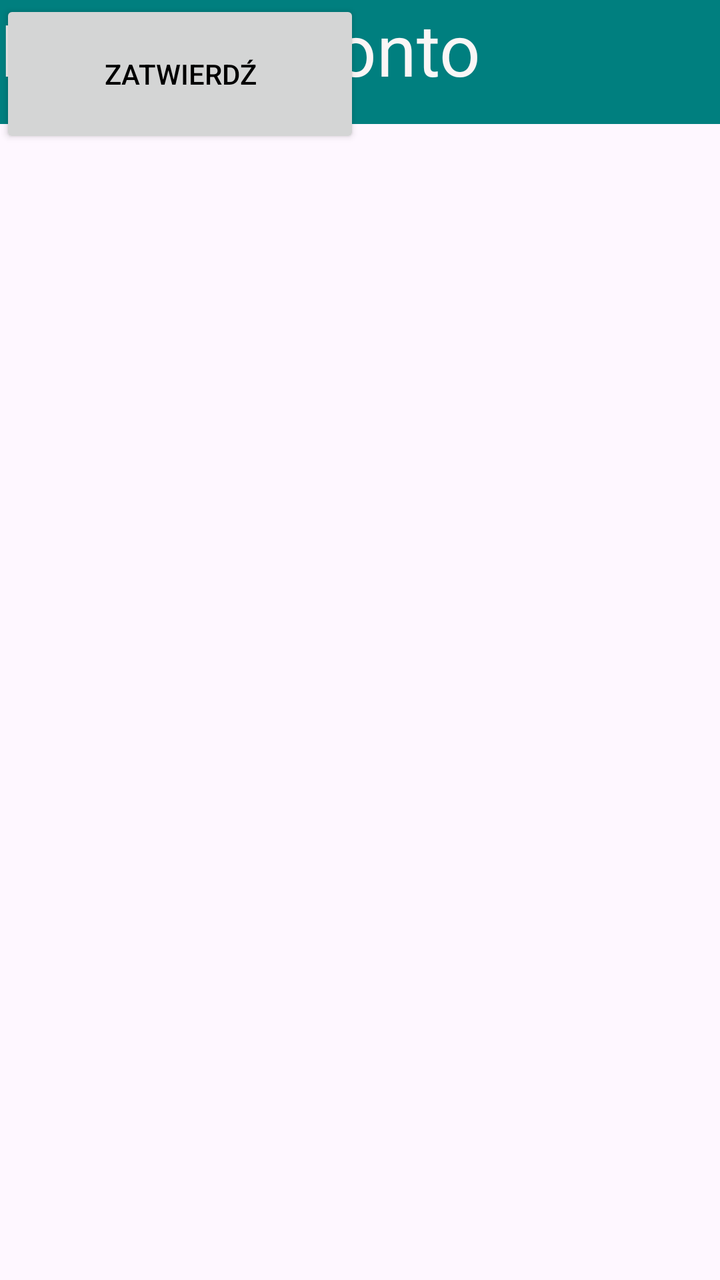
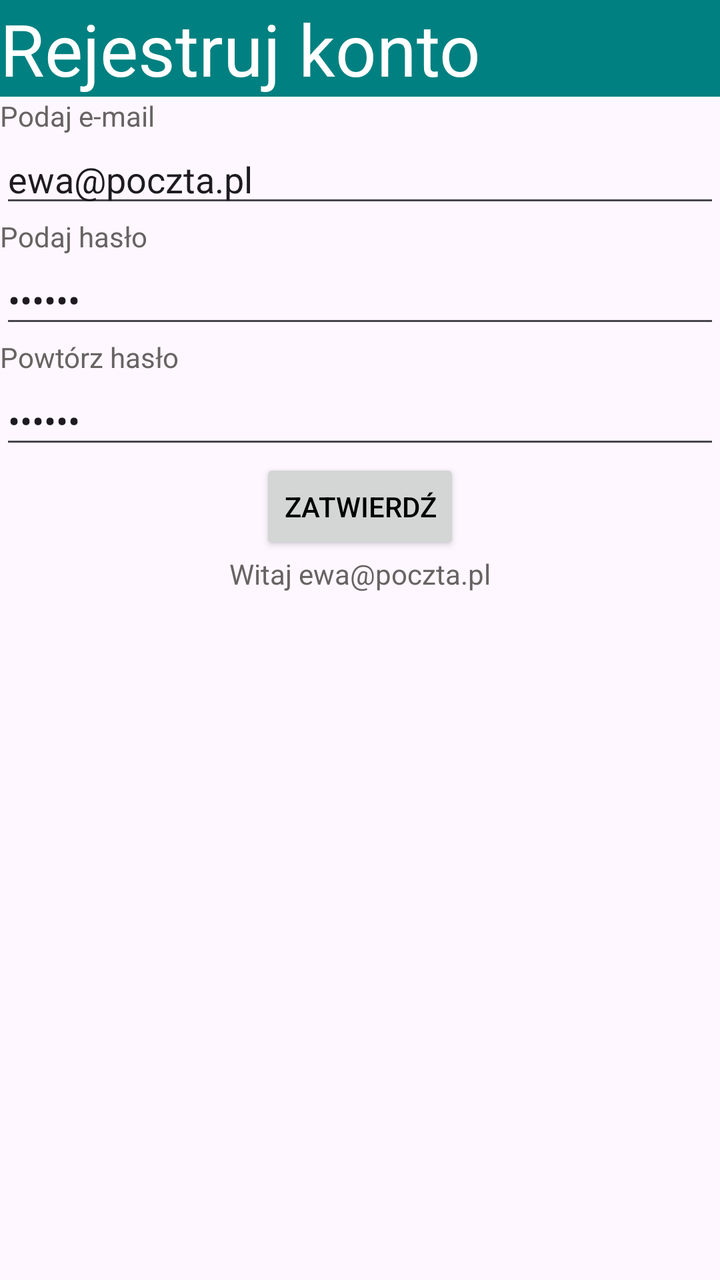

Two renders of the same Android screen: before a commit and after it. Below are the layout's source before the change and the commit's diff.
<!-- AndroidManifest.xml: application theme Theme.Lekcja3 -->
<!-- res/layout/activity_main.xml -->
<?xml version="1.0" encoding="utf-8"?>
<androidx.constraintlayout.widget.ConstraintLayout xmlns:android="http://schemas.android.com/apk/res/android"
    xmlns:app="http://schemas.android.com/apk/res-auto"
    xmlns:tools="http://schemas.android.com/tools"
    android:id="@+id/main"
    android:layout_width="match_parent"
    android:layout_height="match_parent"
    tools:context=".MainActivity">

    <TextView
        android:id="@+id/textView2"
        android:layout_width="213dp"
        android:layout_height="26dp"
        android:text="@string/Powhaslo"
        android:textColor="#686363"

        tools:layout_editor_absoluteX="0dp"
        tools:layout_editor_absoluteY="177dp" />

    <Button
        android:id="@+id/button"
        style="@style/Widget.AppCompat.Button.Colored"
        android:layout_width="180dp"
        android:layout_height="74dp"
        android:backgroundTint="#D4D5D5"
        android:text="@string/btnzatw"
        android:textColor="#000000"

        app:strokeColor="#D4D5D5"
        tools:layout_editor_absoluteX="123dp"
        tools:layout_editor_absoluteY="303dp" />

    <TextView
        android:id="@+id/textView4"
        android:layout_width="187dp"
        android:layout_height="34dp"
        android:text="@string/Podemail"
        android:textColor="#686363"

        tools:layout_editor_absoluteX="0dp"
        tools:layout_editor_absoluteY="62dp" />

    <EditText
        android:id="@+id/editTextNumberPassword3"
        android:layout_width="421dp"
        android:layout_height="59dp"
        android:ems="10"
        android:inputType="numberPassword"
        android:text="@string/haslo2"

        tools:layout_editor_absoluteX="0dp"
        tools:layout_editor_absoluteY="197dp" />

    <TextView
        android:id="@+id/textView5"
        android:layout_width="141dp"
        android:layout_height="30dp"
        android:text="@string/witaj"
        android:textColor="#686363"

        tools:layout_editor_absoluteX="143dp"
        tools:layout_editor_absoluteY="390dp" />

    <EditText
        android:id="@+id/editTextNumberPassword"
        android:layout_width="423dp"
        android:layout_height="36dp"
        android:ems="10"
        android:inputType="numberPassword"
        android:text="@string/haslo"

        tools:layout_editor_absoluteX="0dp"
        tools:layout_editor_absoluteY="149dp" />

    <TextView
        android:id="@+id/textView3"
        android:layout_width="248dp"
        android:layout_height="38dp"
        android:text="@string/Podhaslo"
        android:textColor="#686363"

        tools:layout_editor_absoluteX="0dp"
        tools:layout_editor_absoluteY="127dp" />

    <EditText
        android:id="@+id/editTextTextEmailAddress2"
        android:layout_width="422dp"
        android:layout_height="44dp"
        android:ems="10"
        android:inputType="textEmailAddress"
        android:text="@string/email"

        tools:layout_editor_absoluteX="0dp"
        tools:layout_editor_absoluteY="85dp" />

    <TextView
        android:id="@+id/textView7"
        android:layout_width="462dp"
        android:layout_height="62dp"
        android:background="#007F7F"
        android:text="@string/title"
        android:textColor="#FBF6F6"
        android:textSize="36sp"
        app:layout_constraintEnd_toEndOf="parent"
        app:layout_constraintHorizontal_bias="0.0"
        app:layout_constraintStart_toStartOf="parent"
        app:layout_constraintTop_toTopOf="parent" />

</androidx.constraintlayout.widget.ConstraintLayout>
<!-- resources referenced by this layout -->
<resources>
  <string name="Podemail"> Podaj e-mail</string>
  <string name="Podhaslo"> Podaj hasło</string>
  <string name="Powhaslo"> Powtórz hasło</string>
  <string name="btnzatw">ZATWIERDŹ</string>
  <string name="email">ewa@poczta.pl</string>
  <string name="haslo">******</string>
  <string name="haslo2">******</string>
  <string name="title">Rejestruj konto</string>
  <string name="witaj"> Witaj ewa@poczta.pl</string>
  <style name="Theme.Lekcja3" parent="Base.Theme.Lekcja3" />
  <style name="Base.Theme.Lekcja3" parent="Theme.Material3.DayNight.NoActionBar">
          
          
      </style>
</resources>

<!-- the commit's change to res/layout/activity_main.xml (unified diff, before → after) -->
@@ -1,109 +1,84 @@
 <?xml version="1.0" encoding="utf-8"?>
-<androidx.constraintlayout.widget.ConstraintLayout xmlns:android="http://schemas.android.com/apk/res/android"
-    xmlns:app="http://schemas.android.com/apk/res-auto"
+<LinearLayout xmlns:android="http://schemas.android.com/apk/res/android"
     xmlns:tools="http://schemas.android.com/tools"
     android:id="@+id/main"
     android:layout_width="match_parent"
     android:layout_height="match_parent"
+    android:orientation="vertical"
     tools:context=".MainActivity">
 
+
+    <TextView
+        android:id="@+id/textView7"
+        android:layout_width="match_parent"
+        android:layout_height="wrap_content"
+        android:background="#008080"
+        android:text="@string/title"
+        android:textColor="#FFFFFF"
+        android:textSize="36sp" />
+
+    <TextView
+        android:id="@+id/textView4"
+        android:layout_width="wrap_content"
+        android:layout_height="wrap_content"
+        android:text="@string/Podemail"
+        android:textColor="#686363" />
+
+
+    <EditText
+        android:id="@+id/editTextTextEmailAddress2"
+        android:layout_width="match_parent"
+        android:layout_height="wrap_content"
+        android:ems="10"
+        android:inputType="textEmailAddress"
+        android:text="@string/email" />
+
+
+    <TextView
+        android:id="@+id/textView3"
+        android:layout_width="wrap_content"
+        android:layout_height="wrap_content"
+        android:text="@string/Podhaslo"
+        android:textColor="#686363" />
+
+    <EditText
+        android:id="@+id/editTextNumberPassword"
+        android:layout_width="match_parent"
+        android:layout_height="wrap_content"
+        android:ems="10"
+        android:inputType="numberPassword"
+        android:text="@string/haslo" />
     <TextView
         android:id="@+id/textView2"
-        android:layout_width="213dp"
-        android:layout_height="26dp"
+        android:layout_width="wrap_content"
+        android:layout_height="wrap_content"
         android:text="@string/Powhaslo"
-        android:textColor="#686363"
+        android:textColor="#686363" />
 
-        tools:layout_editor_absoluteX="0dp"
-        tools:layout_editor_absoluteY="177dp" />
+    <EditText
+        android:id="@+id/editTextNumberPassword3"
+        android:layout_width="match_parent"
+        android:layout_height="wrap_content"
+        android:ems="10"
+        android:inputType="numberPassword"
+        android:text="@string/haslo2" />
 
     <Button
         android:id="@+id/button"
         style="@style/Widget.AppCompat.Button.Colored"
-        android:layout_width="180dp"
-        android:layout_height="74dp"
+        android:layout_width="wrap_content"
+        android:layout_height="wrap_content"
+        android:layout_gravity="center_horizontal"
         android:backgroundTint="#D4D5D5"
         android:text="@string/btnzatw"
-        android:textColor="#000000"
-
-        app:strokeColor="#D4D5D5"
-        tools:layout_editor_absoluteX="123dp"
-        tools:layout_editor_absoluteY="303dp" />
-
-    <TextView
-        android:id="@+id/textView4"
-        android:layout_width="187dp"
-        android:layout_height="34dp"
-        android:text="@string/Podemail"
-        android:textColor="#686363"
-
-        tools:layout_editor_absoluteX="0dp"
-        tools:layout_editor_absoluteY="62dp" />
-
-    <EditText
-        android:id="@+id/editTextNumberPassword3"
-        android:layout_width="421dp"
-        android:layout_height="59dp"
-        android:ems="10"
-        android:inputType="numberPassword"
-        android:text="@string/haslo2"
-
-        tools:layout_editor_absoluteX="0dp"
-        tools:layout_editor_absoluteY="197dp" />
+        android:textColor="#000000" />
 
     <TextView
         android:id="@+id/textView5"
-        android:layout_width="141dp"
-        android:layout_height="30dp"
+        android:layout_width="wrap_content"
+        android:layout_height="wrap_content"
+        android:layout_gravity="center_horizontal"
         android:text="@string/witaj"
-        android:textColor="#686363"
+        android:textColor="#686363" />
 
-        tools:layout_editor_absoluteX="143dp"
-        tools:layout_editor_absoluteY="390dp" />
-
-    <EditText
-        android:id="@+id/editTextNumberPassword"
-        android:layout_width="423dp"
-        android:layout_height="36dp"
-        android:ems="10"
-        android:inputType="numberPassword"
-        android:text="@string/haslo"
-
-        tools:layout_editor_absoluteX="0dp"
-        tools:layout_editor_absoluteY="149dp" />
-
-    <TextView
-        android:id="@+id/textView3"
-        android:layout_width="248dp"
-        android:layout_height="38dp"
-        android:text="@string/Podhaslo"
-        android:textColor="#686363"
-
-        tools:layout_editor_absoluteX="0dp"
-        tools:layout_editor_absoluteY="127dp" />
-
-    <EditText
-        android:id="@+id/editTextTextEmailAddress2"
-        android:layout_width="422dp"
-        android:layout_height="44dp"
-        android:ems="10"
-        android:inputType="textEmailAddress"
-        android:text="@string/email"
-
-        tools:layout_editor_absoluteX="0dp"
-        tools:layout_editor_absoluteY="85dp" />
-
-    <TextView
-        android:id="@+id/textView7"
-        android:layout_width="462dp"
-        android:layout_height="62dp"
-        android:background="#007F7F"
-        android:text="@string/title"
-        android:textColor="#FBF6F6"
-        android:textSize="36sp"
-        app:layout_constraintEnd_toEndOf="parent"
-        app:layout_constraintHorizontal_bias="0.0"
-        app:layout_constraintStart_toStartOf="parent"
-        app:layout_constraintTop_toTopOf="parent" />
-
-</androidx.constraintlayout.widget.ConstraintLayout>
+</LinearLayout>
